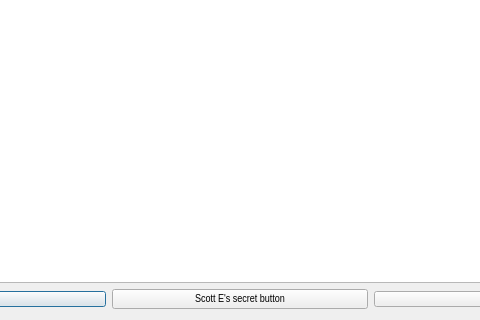
Before: the Qt Designer form ScoresWindow.ui in rmick/Combobulator, drawn with Qt 5; both pictures show x 160 to 640 and y 280 to 600 of the 800 by 600 pixel window.
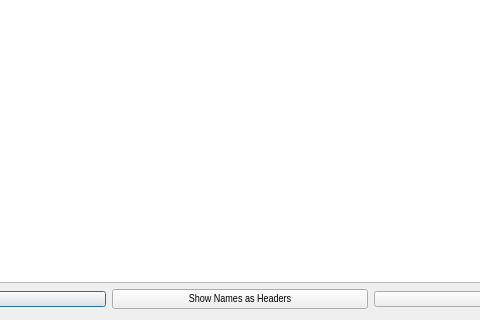
After: the same form once the commit is applied.

```diff
--- a/ScoresWindow.ui
+++ b/ScoresWindow.ui
@@ -105,7 +105,7 @@
       </font>
      </property>
      <property name="text">
-      <string>Scott E's secret button</string>
+      <string>Show Names as Headers</string>
      </property>
      <property name="checkable">
       <bool>true</bool>
```
